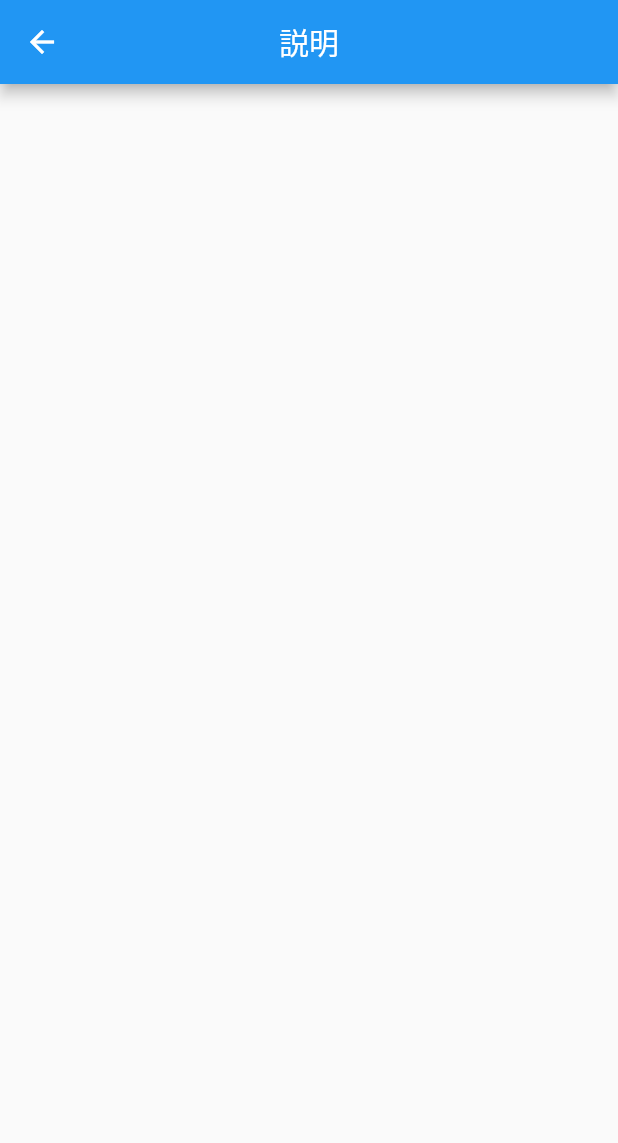
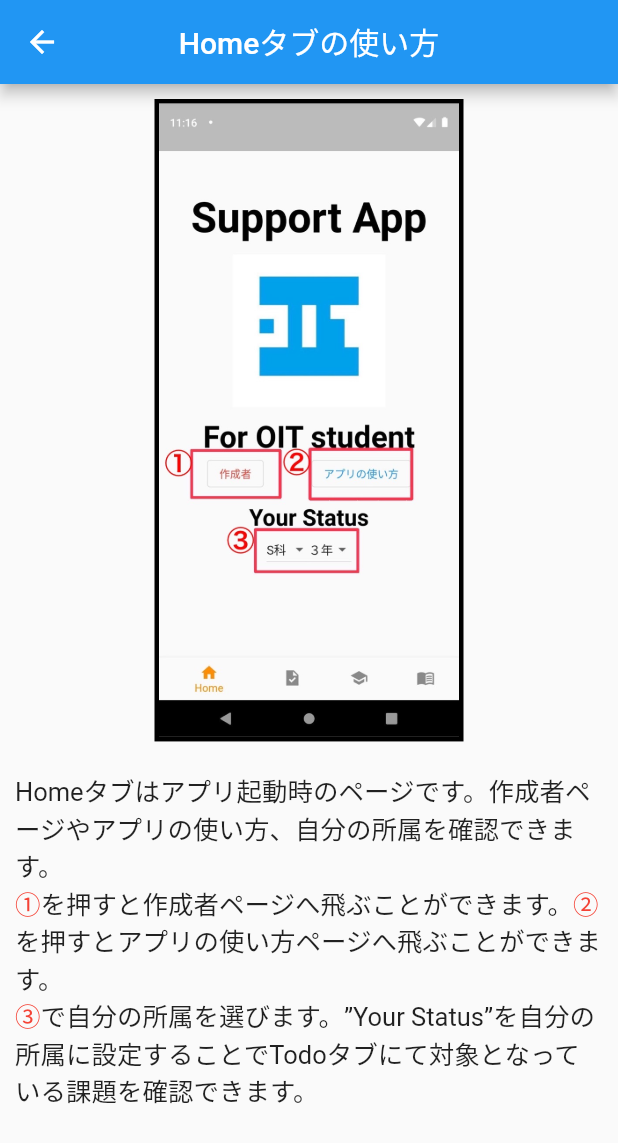
Before and after one commit to 8424bot/monodes2022_flutter, a Flutter app: the MyHomeExplainPage screen opened directly, on a phone screen of 412 x 824 dp. Shown: the top 1143 px of the screen. Run offline on Flutter 3.47's test engine with Material 2 defaults, Android fonts, the phone set to English and light mode, and no system bars; our stand-ins replace cloud_firestore, firebase_core, flutter_slidable, get, hive, hive_flutter and 3 more; accounts and stored records are empty; statements that could not run were skipped.

Commit message:
home追加

```diff
--- a/lib/view/home/home_explain.dart
+++ b/lib/view/home/home_explain.dart
@@ -10,16 +10,66 @@ class MyHomeExplainPage extends StatelessWidget {
     return Scaffold(
         appBar: AppBar(
           centerTitle: true,
-          title: const Text("説明"),
+          title: const Text("Homeタブの使い方"),
         ),
-        body: Center(
-          child: Column(children: <Widget>[]),
+        body: SingleChildScrollView(
+          child: Column(children: <Widget>[
+            Container(
+              //padding: EdgeInsets.fromLTRB(10, 10, 10, 10),
+              margin: EdgeInsets.fromLTRB(10, 10, 10, 10),
+              decoration: BoxDecoration(
+                  border: Border.all(
+                color: Colors.black,
+                width: 3,
+              )),
+              //alignment: Alignment.topLeft,
+              child: const Image(
+                image: AssetImage(
+                  "images/explain/home1.jpg",
+                ),
+                width: 200,
+              ),
+            ),
+            Container(
+              margin: EdgeInsets.fromLTRB(10, 10, 10, 10),
+              child: const Text.rich(TextSpan(children: [
+                TextSpan(
+                  text: "Homeタブはアプリ起動時のページです。作成者ページやアプリの使い方、自分の所属を確認できます。\n",
+                  style: TextStyle(
+                    fontSize: 17,
+                  ),
+                ),
+                TextSpan(
+                    text: "①",
+                    style: TextStyle(fontSize: 17, color: Colors.red)),
+                TextSpan(
+                  text: "を押すと作成者ページへ飛ぶことができます。",
+                  style: TextStyle(
+                    fontSize: 17,
+                  ),
+                ),
+                TextSpan(
+                    text: "②",
+                    style: TextStyle(fontSize: 17, color: Colors.red)),
+                TextSpan(
+                  text: "を押すとアプリの使い方ページへ飛ぶことができます。\n",
+                  style: TextStyle(
+                    fontSize: 17,
+                  ),
+                ),
+                TextSpan(
+                    text: "③",
+                    style: TextStyle(fontSize: 17, color: Colors.red)),
+                TextSpan(
+                  text:
+                      "で自分の所属を選びます。”Your Status”を自分の所属に設定することでTodoタブにて対象となっている課題を確認できます。",
+                  style: TextStyle(
+                    fontSize: 17,
+                  ),
+                ),
+              ])),
+            ),
+          ]),
         ));
   }
 }
-
-// Text.rich(TextSpan(children: [
-              //   TextSpan(
-              //     text: "\n1.homeタブ\n"
-              //         "アプリ起動時のページです。アプリの使い方などを確認できます。"
-              //         "”Your Status”を自分の所属に設定することでTodoタブにて対象となっている課題を確認できます。"
--- a/pubspec.yaml
+++ b/pubspec.yaml
@@ -91,6 +91,7 @@ flutter:
     - images/app_icons/
     - images/images_home/
     - images/icon/
+    - images/explain/
 
   # An image asset can refer to one or more resolution-specific "variants", see
   # https://flutter.dev/assets-and-images/#resolution-aware
```
Also changed, not shown: lib/view/home/Todo_explain.dart (+12 -2 lines), lib/view/home/memo_explain.dart (+12 -2 lines), lib/view/home/school_explain.dart (+12 -2 lines), images/explain/home1.jpg (added).
